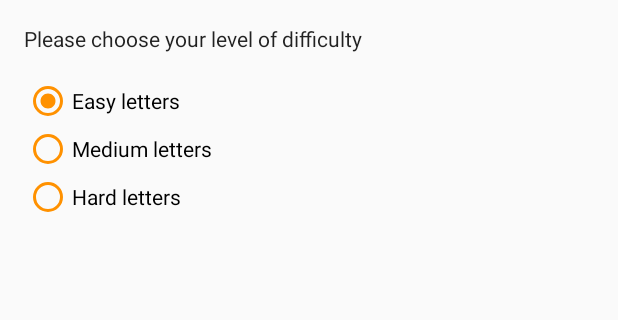
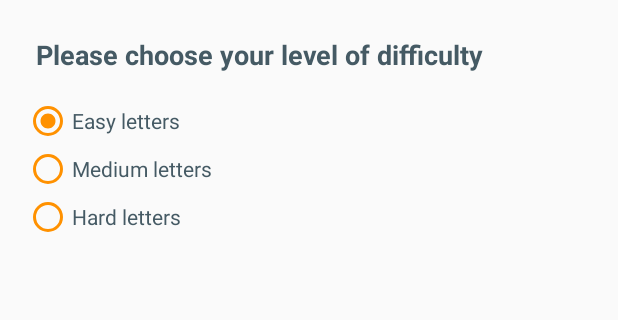
Before and after one commit to hildegw/StadtLandFluss, an Android app: the DifficultyActivity screen opened directly, with no data from a screen before it, on a phone screen of 412 x 824 dp, the part 84-404 px from its top. Run offline under Robolectric (Android 15) with nearby library versions, the light colour scheme and no system bars.

```diff
--- a/app/src/main/java/com/example/android/stadtlandfluss/TableActivity.java
+++ b/app/src/main/java/com/example/android/stadtlandfluss/TableActivity.java
@@ -46,7 +46,6 @@ public class TableActivity extends AppCompatActivity {
         }
     }
 
-    //todo keep selection when switching activities
     //Identify checked boxes and hand over to Toolbar click-function above
     private Bundle findBoxesChecked() {
         Bundle checkedBoxes = new Bundle();
--- a/app/src/main/res/layout/activity_difficulty.xml
+++ b/app/src/main/res/layout/activity_difficulty.xml
@@ -29,7 +29,7 @@
             android:paddingTop="@dimen/activity_vertical_margin">
 
             <TextView
-                style="@style/Base.TextAppearance.AppCompat"
+                style="@style/menuText"
                 android:layout_width="wrap_content"
                 android:layout_height="wrap_content"
                 android:paddingBottom="@dimen/activity_vertical_margin"
--- a/app/src/main/res/layout/activity_main.xml
+++ b/app/src/main/res/layout/activity_main.xml
@@ -10,6 +10,7 @@
 
 
     <ImageView
+        android:id="@+id/top_image"
         android:layout_width="wrap_content"
         android:layout_height="wrap_content"
         android:layout_marginTop="36dp"
--- a/app/src/main/res/layout/activity_table.xml
+++ b/app/src/main/res/layout/activity_table.xml
@@ -28,7 +28,7 @@
             android:paddingTop="@dimen/activity_vertical_margin">
 
             <TextView
-                style="@style/Base.TextAppearance.AppCompat"
+                style="@style/menuText"
                 android:layout_width="wrap_content"
                 android:layout_height="wrap_content"
                 android:paddingBottom="@dimen/activity_vertical_margin"
--- a/app/src/main/res/values/styles.xml
+++ b/app/src/main/res/values/styles.xml
@@ -67,7 +67,6 @@
         <item name="android:gravity">center</item>
         <item name="android:textStyle">bold</item>
         <item name="android:textSize">18sp</item>
-        <item name="android:textAllCaps">true</item>
         <item name="android:textColor">@color/colorTextDark</item>
         <item name="android:layout_width">match_parent</item>
         <item name="android:layout_height">wrap_content</item>
@@ -82,5 +81,17 @@
         <item name="android:layout_height">wrap_content</item>
         <item name="android:checked">true</item>
         <item name="android:buttonTint">@color/colorAccent</item>
+        <item name="android:textColor">@color/colorTextDark</item>
+    </style>
+
+    <style name="menuText">
+        <item name="android:layout_width">match_parent</item>
+        <item name="android:layout_height">wrap_content</item>
+        <item name="android:layout_marginTop">8dp</item>
+        <item name="android:layout_marginLeft">8dp</item>
+        <item name="android:layout_marginRight">8dp</item>
+        <item name="android:textSize">18sp</item>
+        <item name="android:textStyle">bold</item>
+        <item name="android:textColor">@color/colorTextDark</item>
     </style>
 </resources>
```
Also changed, not shown: app/src/main/java/com/example/android/stadtlandfluss/MainActivity.java (+63 -1 lines).
